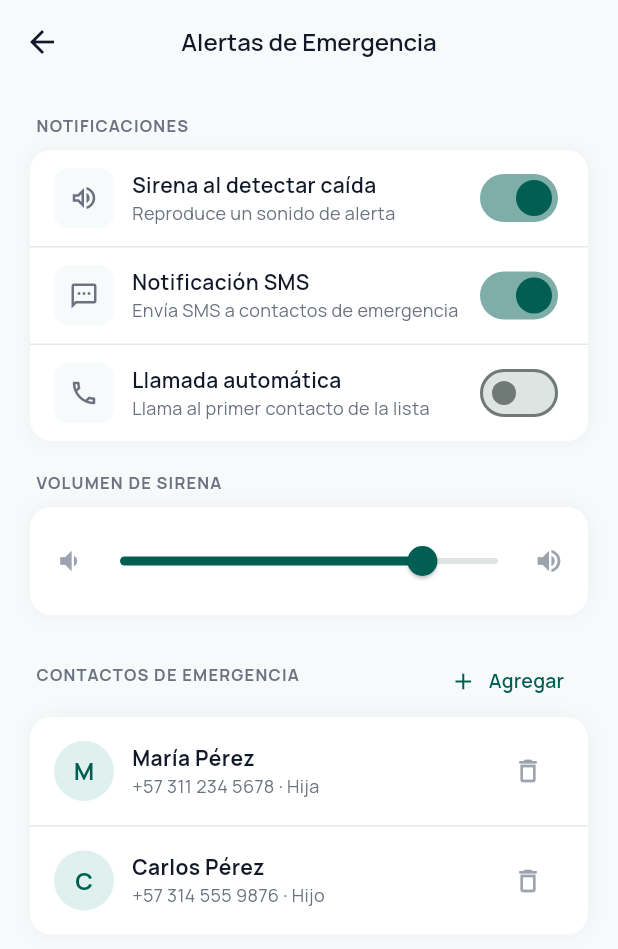
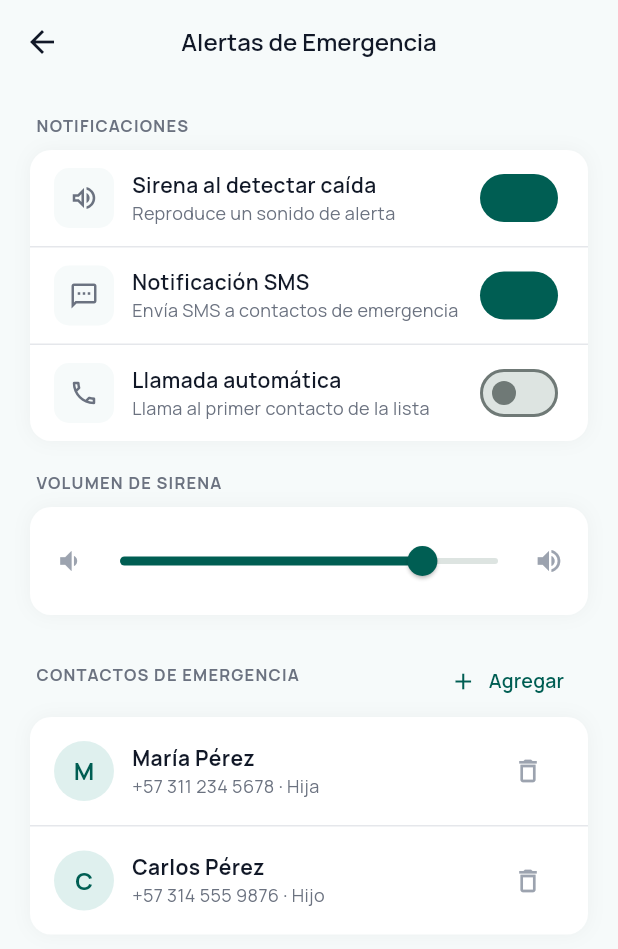
Before and after one commit to aflasso/fallguard-degree-project, a Flutter app: the EmergencyAlertsScreen screen opened directly, on a phone screen of 412 x 824 dp. Shown: the top 949 px of the screen. Run offline on Flutter 3.47's test engine with Material 3 defaults, Android fonts, the phone set to English and light mode, and no system bars; our stand-ins replace cloud_firestore, firebase_auth, firebase_core, firebase_messaging, flutter_local_notifications, google_fonts and 2 more; missing offline and left inert: dart:html; accounts and stored records are empty; network calls fail.

Commit message:
minor fixes after merge

```diff
--- a/movile_app_module/lib/screens/emergency_alerts_screen.dart
+++ b/movile_app_module/lib/screens/emergency_alerts_screen.dart
@@ -269,7 +269,11 @@
           Switch(
             value: value,
             onChanged: onChanged,
-            activeThumbColor: AppTheme.primary,
+            thumbColor: WidgetStateProperty.resolveWith(
+              (states) => states.contains(WidgetState.selected)
+                  ? AppTheme.primary
+                  : null,
+            ),
           ),
         ],
       ),
```
Also changed, not shown: movile_app_module/pubspec.lock.
